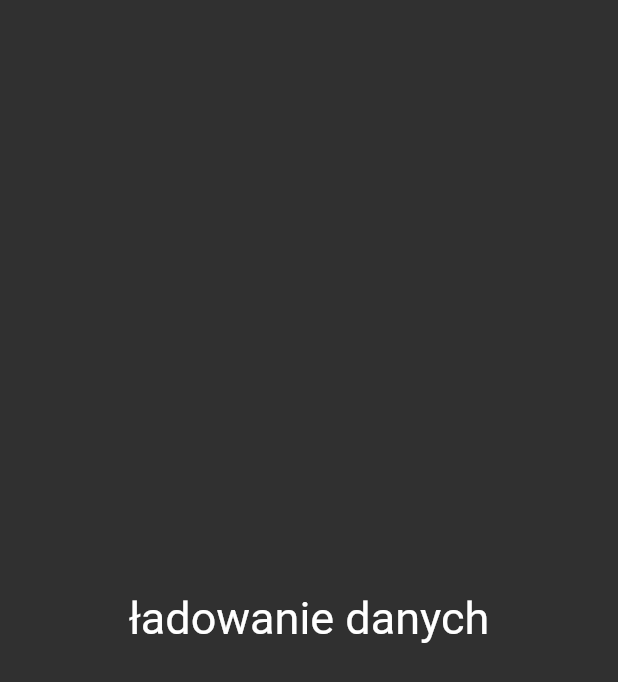
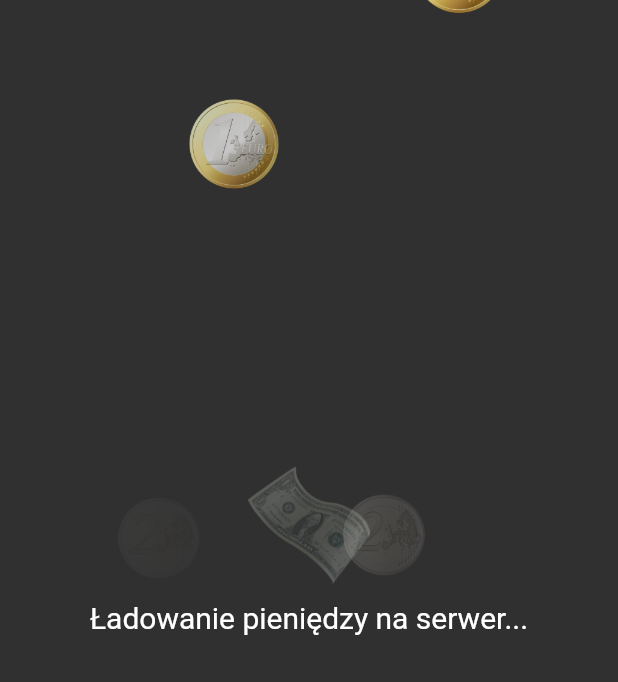
Before and after one commit to jmysliv/exchange-simulator, a Flutter app: the LoadingScreen screen opened directly, on a phone screen of 412 x 824 dp. Shown: the top 682 px of the screen. Run offline on Flutter 3.47's test engine with Material 2 defaults, Android fonts, the phone set to English and light mode, and no system bars; our stand-ins replace bloc, equatable, flutter_bloc, page_transition, shared_preferences; accounts and stored records are empty.

Commit message:
added animations in loading screen and error screen

```diff
--- a/exchange_simulator_flutter/lib/screens/loading_screen.dart
+++ b/exchange_simulator_flutter/lib/screens/loading_screen.dart
@@ -1,15 +1,149 @@
 import 'package:flutter/material.dart';
 
-class LoadingScreen extends StatelessWidget{
+
+class LoadingScreen extends StatefulWidget {
   final String message;
   LoadingScreen(this.message);
 
   @override
+  State<LoadingScreen> createState() => LoadingScreenState(message);
+}
+
+class LoadingScreenState extends State<LoadingScreen> with TickerProviderStateMixin {
+  final String message;
+  LoadingScreenState(this.message);
+
+  AnimationController _coinController;
+  Animation<double> _animatedCoin;
+  Animation<double> _opacity;
+
+  AnimationController _coinController1;
+  Animation<double> _animatedCoin1;
+  Animation<double> _opacity1;
+
+  AnimationController _coinController2;
+  Animation<double> _animatedCoin2;
+  Animation<double> _opacity2;
+
+  AnimationController _coinController3;
+  Animation<double> _animatedCoin3;
+  Animation<double> _opacity3;
+
+  AnimationController _dollarController;
+  Animation<double> _animatedDollar;
+  Animation<double> _opacity4;
+
+
+
+  @override
+  void initState() {
+    _coinController = AnimationController(vsync: this, duration:  Duration(milliseconds: 1500), );
+    _animatedCoin = Tween<double>(begin: -150, end: 300).animate(_coinController)..addListener(() => setState(() {}));
+    _opacity = Tween<double>(begin: 1.0, end: 0.0).animate(_coinController)..addListener(() => setState(() {}));
+    _coinController.forward();
+    _coinController.repeat();
+
+    _coinController1 = AnimationController(vsync: this, duration:  Duration(milliseconds: 2000), );
+    _animatedCoin1 = Tween<double>(begin: -50, end: 300).animate(_coinController1)..addListener(() => setState(() {}));
+    _opacity1 = Tween<double>(begin: 1.0, end: 0.0).animate(_coinController1)..addListener(() => setState(() {}));
+    _coinController1.forward();
+    _coinController1.repeat();
+
+    _coinController2 = AnimationController(vsync: this, duration:  Duration(milliseconds: 2300), );
+    _animatedCoin2 = Tween<double>(begin: -100, end: 300).animate(_coinController2)..addListener(() => setState(() {}));
+    _opacity2 = Tween<double>(begin: 1.0, end: 0.0).animate(_coinController2)..addListener(() => setState(() {}));
+    _coinController2.forward();
+    _coinController2.repeat();
+
+    _coinController3 = AnimationController(vsync: this, duration:  Duration(milliseconds: 1700), );
+    _animatedCoin3 = Tween<double>(begin: -150, end: 300).animate(_coinController3)..addListener(() => setState(() {}));
+    _opacity3 = Tween<double>(begin: 1.0, end: 0.0).animate(_coinController3)..addListener(() => setState(() {}));
+    _coinController3.forward();
+    _coinController3.repeat();
+
+    _dollarController = AnimationController(vsync: this, duration:  Duration(milliseconds: 2500), );
+    _animatedDollar = Tween<double>(begin: -200, end: 300).animate(_dollarController)..addListener(() => setState(() {}));
+    _opacity4 = Tween<double>(begin: 1.0, end: 0.0).animate(_dollarController)..addListener(() => setState(() {}));
+    _dollarController.forward();
+    _dollarController.repeat();
+
+    super.initState();
+  }
+
+  @override
   Widget build(BuildContext context) {
     return Scaffold(
-      body: Center(
-        child: Text(message, style: TextStyle(color: Colors.white, fontSize: 30),)
-      ),
+        body: Container(
+          color: Colors.transparent,
+          child: Padding(
+            padding: const EdgeInsets.symmetric(vertical: 0.0, horizontal: 30.0),
+            child: Column(
+              children: <Widget>[
+                Stack(
+                  children: <Widget>[
+                    Container(height: 400,),
+                    Positioned(
+                        top: _animatedCoin.value,
+                        right: 100,
+                        left: 0,
+                        child: Opacity(
+                            opacity: _opacity.value,
+                            child: Image.asset("assets/images/coin.png", scale: 10,)
+                        )
+                    ),
+                    Positioned(
+                        top: _animatedCoin1.value,
+                        right: 200,
+                        left: 0,
+                        child: Opacity(
+                            opacity: _opacity1.value,
+                            child: Image.asset("assets/images/coin2.png", scale: 30,)
+                        )
+                    ),
+                    Positioned(
+                        top: _animatedCoin2.value,
+                        right: 0,
+                        left: 100,
+                        child: Opacity(
+                            opacity: _opacity2.value,
+                            child: Image.asset("assets/images/coin2.png", scale: 30,)
+                        )
+                    ),
+                    Positioned(
+                        top: _animatedCoin3.value,
+                        right: 0,
+                        left: 200,
+                        child: Opacity(
+                            opacity: _opacity3.value,
+                            child: Image.asset("assets/images/coin.png", scale: 10,)
+                        )
+                    ),
+                    Positioned(
+                        top: _animatedDollar.value,
+                        right: 0,
+                        left: 0,
+                        child: Opacity(
+                            opacity: _opacity4.value,
+                            child: Image.asset("assets/images/dollar.png", scale: 30,)
+                        )
+                    )
+                  ],
+                ),
+                Text(message, style: TextStyle(color: Colors.white, fontSize: 20), textAlign: TextAlign.center,)
+              ],
+            )
+        )
+      )
     );
   }
+
+  @override
+  void dispose() {
+    _coinController.dispose();
+    _coinController1.dispose();
+    _coinController2.dispose();
+    _coinController3.dispose();
+    _dollarController.dispose();
+    super.dispose();
+  }
 }
--- a/exchange_simulator_flutter/lib/screens/login_screen.dart
+++ b/exchange_simulator_flutter/lib/screens/login_screen.dart
@@ -1,6 +1,7 @@
 import 'package:exchange_simulator_flutter/bloc/authentication/authentication.dart';
 import 'package:exchange_simulator_flutter/bloc/login/login.dart';
 import 'package:exchange_simulator_flutter/repositories/user_repository.dart';
+import 'package:exchange_simulator_flutter/screens/error_screen.dart';
 import 'package:exchange_simulator_flutter/screens/loading_screen.dart';
 import 'package:exchange_simulator_flutter/screens/register_screen.dart';
 import 'package:flutter/material.dart';
@@ -26,9 +27,10 @@ class LoginScreen extends StatelessWidget{
         child: BlocBuilder<AuthenticationBloc, AuthenticationState>(
           builder: (buildContext, state) {
             if (state is Uninitialized){
-              return LoadingScreen("ładowanie danych");
+              return LoadingScreen("Ładowanie pieniędzy na serwer...");
             } else if(state is ServerNotResponding){
-              return LoadingScreen("Server chwilowo nie działa");
+//              return ErrorScreen("Ups, serwer na razie nie odpowiada. Przepraszamy za niedogodności, już pracujemy nad rozwiązaniem!");
+              return LoadingScreen("Ładowanie pieniędzy na serwer...");
             } else {
               return Scaffold(
                 body: BlocProvider<LoginBloc>(
```
Also changed, not shown: exchange_simulator_flutter/lib/screens/error_screen.dart (added, +68 -0 lines), exchange_simulator_flutter/assets/images/coin.png (added), exchange_simulator_flutter/assets/images/coin2.png (added), exchange_simulator_flutter/assets/images/dollar.png (added), exchange_simulator_flutter/assets/images/jordan.png (added), exchange_simulator_flutter/assets/images/tear.png (added).
